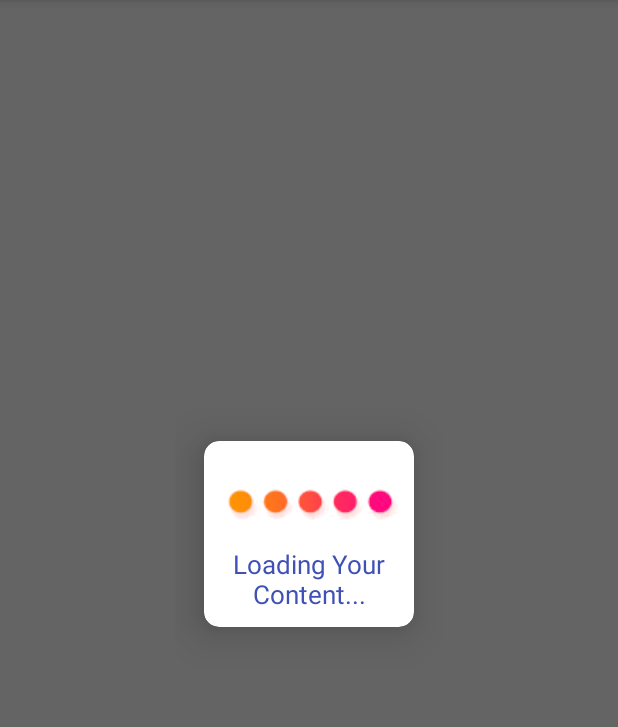
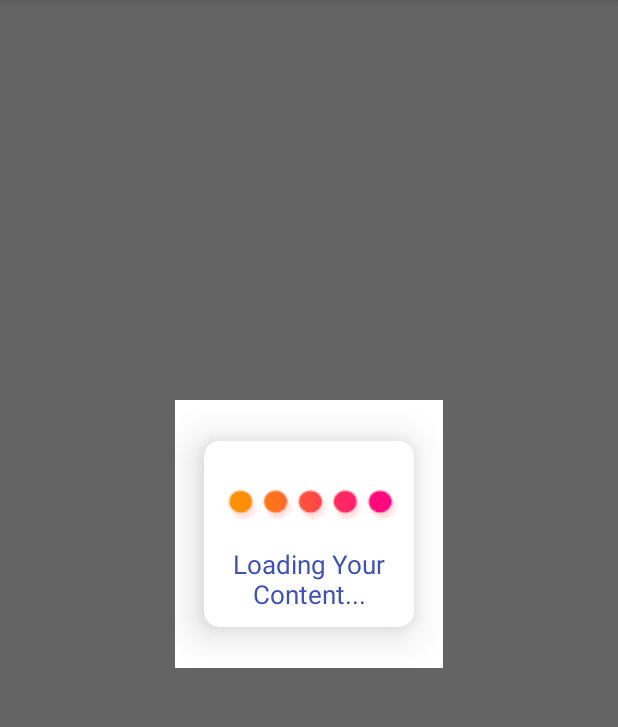
Before and after one commit to mmstq/Moving-Dots-ProgressBar-Android, an Android app: the screen it shows after launch (MainActivity), after a tap on "HELLO WORLD!", on a phone screen of 412 x 824 dp, the part 84-811 px from its top. Run offline under Robolectric (Android 15) with nearby library versions, the phone set to English and light mode, and no system bars.

Commit message:
Update loading_dialog.xml

```diff
--- a/progressbargifdialog/src/main/res/layout/loading_dialog.xml
+++ b/progressbargifdialog/src/main/res/layout/loading_dialog.xml
@@ -5,7 +5,7 @@
     android:layout_width="wrap_content"
     android:layout_height="wrap_content"
     android:layout_gravity="center"
-    android:background="@android:color/transparent">
+    android:background="#FFFFFF">
 
     <android.support.v7.widget.CardView
         android:layout_height="wrap_content"
```
